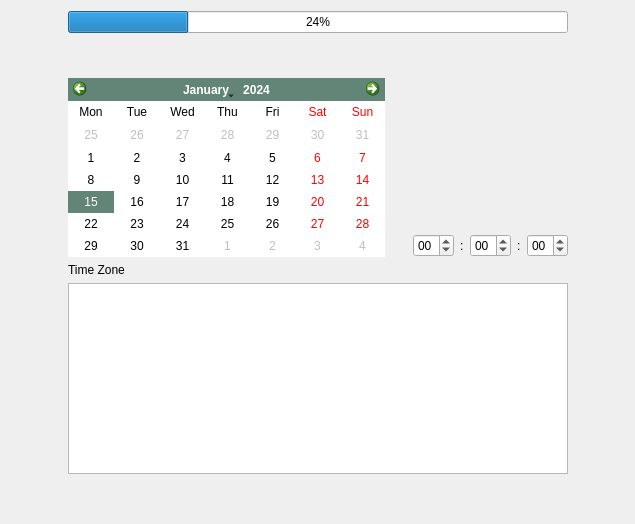
The window that yali-proximate/yali/gui/Ui/datetimewidget.ui (pars-linux/uludag) describes before a commit, drawn with Qt 5.
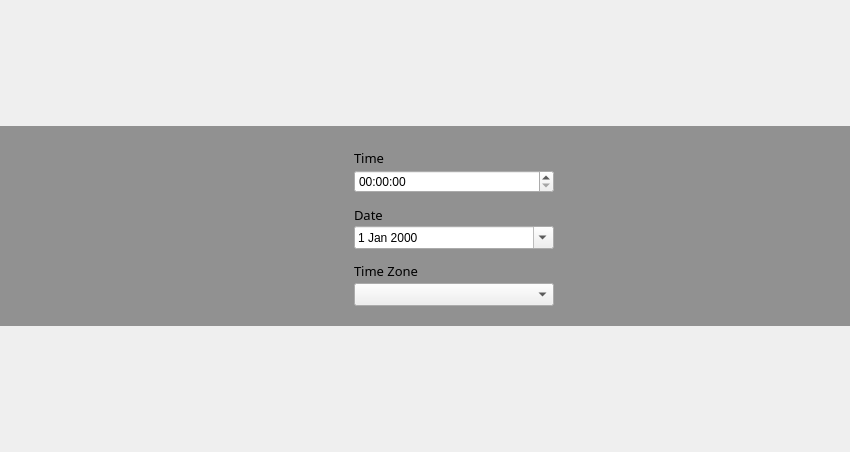
The same window after the commit. Icons and pictures are not drawn. Custom widgets are drawn as their Qt base class.

What changed in the file:
```diff
--- a/yali-proximate/yali/gui/Ui/datetimewidget.ui
+++ b/yali-proximate/yali/gui/Ui/datetimewidget.ui
@@ -6,215 +6,355 @@
    <rect>
     <x>0</x>
     <y>0</y>
-    <width>635</width>
-    <height>524</height>
+    <width>850</width>
+    <height>452</height>
    </rect>
   </property>
+  <property name="sizePolicy">
+   <sizepolicy hsizetype="Preferred" vsizetype="Fixed">
+    <horstretch>0</horstretch>
+    <verstretch>0</verstretch>
+   </sizepolicy>
+  </property>
+  <property name="minimumSize">
+   <size>
+    <width>596</width>
+    <height>0</height>
+   </size>
+  </property>
   <property name="windowTitle">
    <string>Form</string>
   </property>
   <property name="styleSheet">
    <string notr="true"/>
   </property>
-  <layout class="QGridLayout">
-   <item row="1" column="1" colspan="3">
-    <spacer>
-     <property name="orientation">
-      <enum>Qt::Vertical</enum>
+  <layout class="QGridLayout" name="gridLayout">
+   <property name="margin">
+    <number>0</number>
+   </property>
+   <item row="0" column="0">
+    <widget class="QFrame" name="frame">
+     <property name="sizePolicy">
+      <sizepolicy hsizetype="Expanding" vsizetype="Preferred">
+       <horstretch>0</horstretch>
+       <verstretch>0</verstretch>
+      </sizepolicy>
      </property>
-     <property name="sizeHint" stdset="0">
-      <size>
-       <width>20</width>
-       <height>40</height>
-      </size>
-     </property>
-    </spacer>
-   </item>
-   <item row="2" column="0" rowspan="3">
-    <spacer>
-     <property name="orientation">
-      <enum>Qt::Horizontal</enum>
-     </property>
-     <property name="sizeHint" stdset="0">
-      <size>
-       <width>40</width>
-       <height>20</height>
-      </size>
-     </property>
-    </spacer>
-   </item>
-   <item row="2" column="1" rowspan="2">
-    <widget class="QCalendarWidget" name="calendarWidget">
-     <property name="autoFillBackground">
-      <bool>true</bool>
-     </property>
-     <property name="styleSheet">
-      <string notr="true">selection-background-color: #628577;
-alternate-background-color: rgba(255, 255, 255, 122);</string>
-     </property>
-     <property name="firstDayOfWeek">
-      <enum>Qt::Monday</enum>
-     </property>
-     <property name="gridVisible">
-      <bool>false</bool>
-     </property>
-     <property name="horizontalHeaderFormat">
-      <enum>QCalendarWidget::ShortDayNames</enum>
-     </property>
-     <property name="verticalHeaderFormat">
-      <enum>QCalendarWidget::NoVerticalHeader</enum>
-     </property>
-     <property name="navigationBarVisible">
-      <bool>true</bool>
-     </property>
-    </widget>
-   </item>
-   <item row="2" column="2" rowspan="2">
-    <spacer>
-     <property name="orientation">
-      <enum>Qt::Horizontal</enum>
-     </property>
-     <property name="sizeType">
-      <enum>QSizePolicy::Fixed</enum>
-     </property>
-     <property name="sizeHint" stdset="0">
-      <size>
-       <width>16</width>
-       <height>20</height>
-      </size>
-     </property>
-    </spacer>
-   </item>
-   <item row="2" column="3">
-    <widget class="AnalogClock" name="analogClock">
      <property name="minimumSize">
       <size>
-       <width>0</width>
-       <height>150</height>
+       <width>600</width>
+       <height>0</height>
       </size>
      </property>
-     <property name="toolTip">
-      <string>The current time</string>
-     </property>
-    </widget>
-   </item>
-   <item row="2" column="4" rowspan="3">
-    <spacer>
-     <property name="orientation">
-      <enum>Qt::Horizontal</enum>
-     </property>
-     <property name="sizeHint" stdset="0">
+     <property name="maximumSize">
       <size>
-       <width>40</width>
-       <height>20</height>
+       <width>16777215</width>
+       <height>200</height>
       </size>
      </property>
-    </spacer>
-   </item>
-   <item row="3" column="3">
-    <layout class="QHBoxLayout">
-     <item>
-      <widget class="QTimeEdit" name="timeHours">
-       <property name="wrapping">
-        <bool>true</bool>
-       </property>
-       <property name="displayFormat">
-        <string notr="true">HH</string>
-       </property>
-      </widget>
-     </item>
-     <item>
-      <widget class="QLabel" name="label_2">
-       <property name="text">
-        <string>:</string>
-       </property>
-      </widget>
-     </item>
-     <item>
-      <widget class="QTimeEdit" name="timeMinutes">
-       <property name="wrapping">
-        <bool>true</bool>
-       </property>
-       <property name="displayFormat">
-        <string notr="true">mm</string>
-       </property>
-      </widget>
-     </item>
-     <item>
-      <widget class="QLabel" name="label_3">
-       <property name="text">
-        <string>:</string>
-       </property>
-      </widget>
-     </item>
-     <item>
-      <widget class="QTimeEdit" name="timeSeconds">
-       <property name="wrapping">
-        <bool>true</bool>
-       </property>
-       <property name="displayFormat">
-        <string notr="true">ss</string>
-       </property>
-      </widget>
-     </item>
-    </layout>
-   </item>
-   <item row="4" column="1" colspan="3">
-    <layout class="QVBoxLayout">
-     <item>
-      <widget class="QLabel" name="label">
-       <property name="text">
-        <string>Time Zone</string>
-       </property>
-      </widget>
-     </item>
-     <item>
-      <widget class="QListWidget" name="timeZoneList">
-       <property name="minimumSize">
-        <size>
-         <width>500</width>
-         <height>0</height>
-        </size>
-       </property>
-       <property name="alternatingRowColors">
-        <bool>false</bool>
-       </property>
-       <property name="selectionRectVisible">
-        <bool>false</bool>
-       </property>
-      </widget>
-     </item>
-    </layout>
-   </item>
-   <item row="5" column="1" colspan="3">
-    <spacer>
-     <property name="orientation">
-      <enum>Qt::Vertical</enum>
+     <property name="styleSheet">
+      <string notr="true">#frame{background-color: rgba(0,0,0,100)}</string>
      </property>
-     <property name="sizeHint" stdset="0">
-      <size>
-       <width>20</width>
-       <height>40</height>
-      </size>
+     <property name="frameShape">
+      <enum>QFrame::NoFrame</enum>
      </property>
-    </spacer>
-   </item>
-   <item row="0" column="1" colspan="3">
-    <widget class="QProgressBar" name="progressBar">
-     <property name="value">
-      <number>24</number>
+     <property name="frameShadow">
+      <enum>QFrame::Raised</enum>
      </property>
+     <layout class="QHBoxLayout" name="horizontalLayout_2">
+      <property name="spacing">
+       <number>50</number>
+      </property>
+      <property name="leftMargin">
+       <number>0</number>
+      </property>
+      <property name="topMargin">
+       <number>20</number>
+      </property>
+      <property name="rightMargin">
+       <number>0</number>
+      </property>
+      <property name="bottomMargin">
+       <number>20</number>
+      </property>
+      <item>
+       <spacer name="horizontalSpacer">
+        <property name="orientation">
+         <enum>Qt::Horizontal</enum>
+        </property>
+        <property name="sizeHint" stdset="0">
+         <size>
+          <width>40</width>
+          <height>20</height>
+         </size>
+        </property>
+       </spacer>
+      </item>
+      <item>
+       <widget class="QLabel" name="label">
+        <property name="text">
+         <string/>
+        </property>
+        <property name="pixmap">
+         <pixmap resource="../../data.qrc">:/gui/pics/preferences-system-time-big.png</pixmap>
+        </property>
+       </widget>
+      </item>
+      <item>
+       <layout class="QVBoxLayout" name="verticalLayout_3">
+        <property name="spacing">
+         <number>10</number>
+        </property>
+        <property name="rightMargin">
+         <number>0</number>
+        </property>
+        <item>
+         <layout class="QVBoxLayout" name="verticalLayout">
+          <property name="spacing">
+           <number>0</number>
+          </property>
+          <property name="bottomMargin">
+           <number>0</number>
+          </property>
+          <item>
+           <widget class="QLabel" name="label_5">
+            <property name="sizePolicy">
+             <sizepolicy hsizetype="Preferred" vsizetype="Preferred">
+              <horstretch>0</horstretch>
+              <verstretch>0</verstretch>
+             </sizepolicy>
+            </property>
+            <property name="minimumSize">
+             <size>
+              <width>200</width>
+              <height>0</height>
+             </size>
+            </property>
+            <property name="maximumSize">
+             <size>
+              <width>200</width>
+              <height>25</height>
+             </size>
+            </property>
+            <property name="font">
+             <font>
+              <family>Sans Serif</family>
+              <pointsize>10</pointsize>
+              <weight>50</weight>
+              <bold>false</bold>
+              <underline>false</underline>
+             </font>
+            </property>
+            <property name="styleSheet">
+             <string notr="true"/>
+            </property>
+            <property name="text">
+             <string>Time</string>
+            </property>
+            <property name="scaledContents">
+             <bool>false</bool>
+            </property>
+            <property name="margin">
+             <number>2</number>
+            </property>
+            <property name="indent">
+             <number>0</number>
+            </property>
+           </widget>
+          </item>
+          <item>
+           <widget class="QTimeEdit" name="timeEdit">
+            <property name="sizePolicy">
+             <sizepolicy hsizetype="Preferred" vsizetype="Preferred">
+              <horstretch>0</horstretch>
+              <verstretch>0</verstretch>
+             </sizepolicy>
+            </property>
+            <property name="maximumSize">
+             <size>
+              <width>200</width>
+              <height>16777215</height>
+             </size>
+            </property>
+            <property name="displayFormat">
+             <string>HH:mm:ss</string>
+            </property>
+            <property name="calendarPopup">
+             <bool>true</bool>
+            </property>
+           </widget>
+          </item>
+         </layout>
+        </item>
+        <item>
+         <layout class="QVBoxLayout" name="verticalLayout_6">
+          <property name="spacing">
+           <number>0</number>
+          </property>
+          <property name="bottomMargin">
+           <number>0</number>
+          </property>
+          <item>
+           <widget class="QLabel" name="label_6">
+            <property name="sizePolicy">
+             <sizepolicy hsizetype="Preferred" vsizetype="Preferred">
+              <horstretch>0</horstretch>
+              <verstretch>0</verstretch>
+             </sizepolicy>
+            </property>
+            <property name="minimumSize">
+             <size>
+              <width>200</width>
+              <height>0</height>
+             </size>
+            </property>
+            <property name="maximumSize">
+             <size>
+              <width>200</width>
+              <height>25</height>
+             </size>
+            </property>
+            <property name="font">
+             <font>
+              <family>Sans Serif</family>
+              <pointsize>10</pointsize>
+              <weight>50</weight>
+              <bold>false</bold>
+              <underline>false</underline>
+             </font>
+            </property>
+            <property name="styleSheet">
+             <string notr="true"/>
+            </property>
+            <property name="text">
+             <string>Date</string>
+            </property>
+            <property name="scaledContents">
+             <bool>false</bool>
+            </property>
+            <property name="margin">
+             <number>2</number>
+            </property>
+            <property name="indent">
+             <number>0</number>
+            </property>
+           </widget>
+          </item>
+          <item>
+           <widget class="QDateEdit" name="calendarWidget">
+            <property name="sizePolicy">
+             <sizepolicy hsizetype="Preferred" vsizetype="Preferred">
+              <horstretch>0</horstretch>
+              <verstretch>0</verstretch>
+             </sizepolicy>
+            </property>
+            <property name="maximumSize">
+             <size>
+              <width>200</width>
+              <height>16777215</height>
+             </size>
+            </property>
+            <property name="calendarPopup">
+             <bool>true</bool>
+            </property>
+           </widget>
+          </item>
+         </layout>
+        </item>
+        <item>
+         <layout class="QVBoxLayout">
+          <property name="spacing">
+           <number>0</number>
+          </property>
+          <item>
+           <widget class="QLabel" name="label_4">
+            <property name="sizePolicy">
+             <sizepolicy hsizetype="Preferred" vsizetype="Preferred">
+              <horstretch>0</horstretch>
+              <verstretch>0</verstretch>
+             </sizepolicy>
+            </property>
+            <property name="minimumSize">
+             <size>
+              <width>200</width>
+              <height>0</height>
+             </size>
+            </property>
+            <property name="maximumSize">
+             <size>
+              <width>200</width>
+              <height>25</height>
+             </size>
+            </property>
+            <property name="font">
+             <font>
+              <family>Sans Serif</family>
+              <pointsize>10</pointsize>
+              <weight>50</weight>
+              <bold>false</bold>
+              <underline>false</underline>
+             </font>
+            </property>
+            <property name="styleSheet">
+             <string notr="true"/>
+            </property>
+            <property name="text">
+             <string>Time Zone</string>
+            </property>
+            <property name="scaledContents">
+             <bool>false</bool>
+            </property>
+            <property name="margin">
+             <number>2</number>
+            </property>
+            <property name="indent">
+             <number>0</number>
+            </property>
+           </widget>
+          </item>
+          <item>
+           <widget class="QComboBox" name="timeZoneList">
+            <property name="sizePolicy">
+             <sizepolicy hsizetype="Preferred" vsizetype="Preferred">
+              <horstretch>0</horstretch>
+              <verstretch>0</verstretch>
+             </sizepolicy>
+            </property>
+            <property name="maximumSize">
+             <size>
+              <width>200</width>
+              <height>16777215</height>
+             </size>
+            </property>
+            <property name="editable">
+             <bool>false</bool>
+            </property>
+           </widget>
+          </item>
+         </layout>
+        </item>
+       </layout>
+      </item>
+      <item>
+       <spacer name="horizontalSpacer_2">
+        <property name="orientation">
+         <enum>Qt::Horizontal</enum>
+        </property>
+        <property name="sizeHint" stdset="0">
+         <size>
+          <width>40</width>
+          <height>20</height>
+         </size>
+        </property>
+       </spacer>
+      </item>
+     </layout>
     </widget>
    </item>
   </layout>
  </widget>
- <customwidgets>
-  <customwidget>
-   <class>AnalogClock</class>
-   <extends>QWidget</extends>
-   <header>analogclock.h</header>
-  </customwidget>
- </customwidgets>
- <resources/>
+ <resources>
+  <include location="../../data.qrc"/>
+ </resources>
  <connections/>
 </ui>
```
